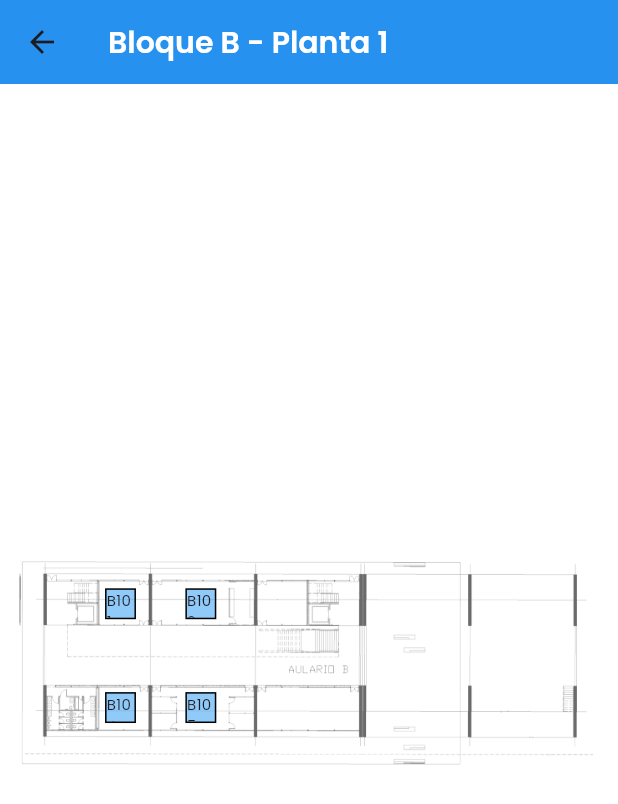
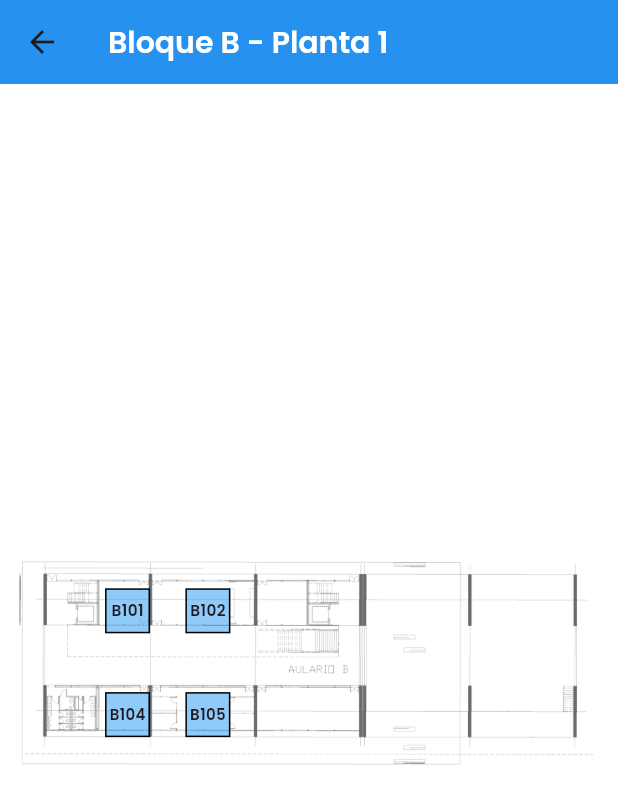
Before and after one commit to jeanaucapina/Flutter, a Flutter app: the BlockDetailScreen screen opened directly with sample values from the repository, after a tap on an icon or button, on a phone screen of 412 x 824 dp. Shown: the top 804 px of the screen. Run offline on Flutter 3.47's test engine with Material 3 defaults, Android fonts, the phone set to English and light mode, and no system bars; our stand-ins replace flutter_map, geolocator, google_fonts, latlong2.

```diff
--- a/assets/data/bloque_b_planta1.json
+++ b/assets/data/bloque_b_planta1.json
@@ -3,6 +3,10 @@
   "floor": 1,
   "image": "assets/plans/bloque_b_planta1.png",
   "entrance": {
+    "x": 0.9,
+    "y": 0.5
+  },
+  "route_start": {
     "x": 0.9,
     "y": 0.5
   },
--- a/assets/data/bloque_b_planta2.json
+++ b/assets/data/bloque_b_planta2.json
@@ -3,6 +3,10 @@
   "floor": 2,
   "image": "assets/plans/bloque_b_planta2.png",
   "entrance": {
+    "x": 0.9,
+    "y": 0.5
+  },
+  "route_start": {
     "x": 0.9,
     "y": 0.5
   },
--- a/assets/data/bloque_c_planta1.json
+++ b/assets/data/bloque_c_planta1.json
@@ -3,6 +3,10 @@
   "floor": 1,
   "image": "assets/plans/bloque_c_planta1.png",
   "entrance": {
+    "x": 0.9,
+    "y": 0.5
+  },
+  "route_start": {
     "x": 0.9,
     "y": 0.5
   },
--- a/lib/screens/floor_plan_screen.dart
+++ b/lib/screens/floor_plan_screen.dart
@@ -112,10 +112,10 @@ class _FloorPlanScreenState extends State<FloorPlanScreen> {
                 // Línea de ruta visual
                 if (selectedClassroom != null)
                   ...floorData!.classrooms.where((c) => c.name == selectedClassroom).map((destinationClass) {
-                    // Punto de entrada del edificio desde el JSON
+                    // Point where the indoor route starts, fully configurable in JSON.
                     final Offset startPoint = Offset(
-                      offsetX + displayedWidth * floorData!.entrance.dx,
-                      offsetY + displayedHeight * floorData!.entrance.dy,
+                      offsetX + displayedWidth * floorData!.routeStart.dx,
+                      offsetY + displayedHeight * floorData!.routeStart.dy,
                     );
                     final Offset endPoint = Offset(
                       offsetX + displayedWidth * destinationClass.x,
@@ -134,6 +134,7 @@ class _FloorPlanScreenState extends State<FloorPlanScreen> {
 
                 // Classroom ejemplo
                 ...floorData!.classrooms.map((classroom) {
+                  final double markerSize = (displayedWidth * 0.06).clamp(30.0, 56.0).toDouble();
                   return Positioned(
                     left: offsetX + displayedWidth * classroom.x,
                     top: offsetY + displayedHeight * classroom.y,
@@ -146,18 +147,28 @@ class _FloorPlanScreenState extends State<FloorPlanScreen> {
                         _showClassroomInfo(context, classroom);
                       },
                       child: Container(
-                        width: displayedWidth * 0.05,
-                        height: displayedWidth * 0.05,
+                        width: markerSize,
+                        height: markerSize,
                         decoration: BoxDecoration(
                           color: (classroom.name == widget.highlightClassroom || classroom.name == selectedClassroom)
                               ? Colors.red.withOpacity(0.7)
                               : Colors.blue.withOpacity(0.5),
                           border: Border.all(color: Colors.black),
                         ),
-                        child: Center(
-                          child: Text(
-                            classroom.name,
-                            style: const TextStyle(fontSize: 10),
+                        child: Padding(
+                          padding: const EdgeInsets.symmetric(horizontal: 2),
+                          child: Center(
+                            child: FittedBox(
+                              fit: BoxFit.scaleDown,
+                              child: Text(
+                                classroom.name,
+                                maxLines: 1,
+                                style: TextStyle(
+                                  fontSize: markerSize * 0.34,
+                                  fontWeight: FontWeight.w600,
+                                ),
+                              ),
+                            ),
                           ),
                         ),
                       ),
--- a/lib/services/floor_loader.dart
+++ b/lib/services/floor_loader.dart
@@ -7,6 +7,7 @@ class FloorData {
   final int floor;
   final String image;
   final Offset entrance;
+  final Offset routeStart;
   final List<Classroom> classrooms;
 
   FloorData({
@@ -14,6 +15,7 @@ class FloorData {
     required this.floor,
     required this.image,
     required this.entrance,
+    required this.routeStart,
     required this.classrooms,
   });
 }
@@ -35,11 +37,19 @@ Future<FloorData> loadFloor(String path) async {
     (entranceData["y"] as num).toDouble(),
   );
 
+  // Dedicated point for drawing indoor routes. Falls back to entrance if absent.
+  final routeStartData = data["route_start"] ?? entranceData;
+  final routeStart = Offset(
+    (routeStartData["x"] as num).toDouble(),
+    (routeStartData["y"] as num).toDouble(),
+  );
+
   return FloorData(
     building: data["building"],
     floor: data["floor"],
     image: data["image"],
     entrance: entrance,
+    routeStart: routeStart,
     classrooms: classrooms,
   );
 }
```
Also changed, not shown: 1 other file.
